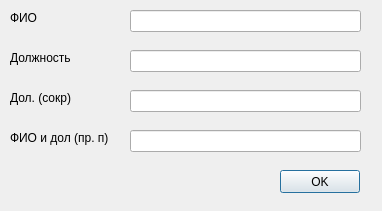
The window that dialogteacher.ui (JmpKey/gendop) describes before a commit, drawn with Qt 5.
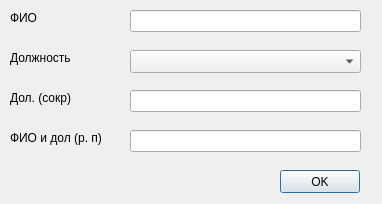
The same window after the commit.

The edit to the form file:
```diff
--- a/dialogteacher.ui
+++ b/dialogteacher.ui
@@ -7,7 +7,7 @@
     <x>0</x>
     <y>0</y>
     <width>382</width>
-    <height>211</height>
+    <height>204</height>
    </rect>
   </property>
   <property name="windowTitle">
@@ -49,16 +49,6 @@
     <string>Должность</string>
    </property>
   </widget>
-  <widget class="QLineEdit" name="le_dolzn">
-   <property name="geometry">
-    <rect>
-     <x>130</x>
-     <y>50</y>
-     <width>231</width>
-     <height>22</height>
-    </rect>
-   </property>
-  </widget>
   <widget class="QLineEdit" name="le_dolzn_min">
    <property name="geometry">
     <rect>
@@ -102,7 +92,7 @@
     </rect>
    </property>
    <property name="text">
-    <string>ФИО и дол (пр. п)</string>
+    <string>ФИО и дол (р. п)</string>
    </property>
   </widget>
   <widget class="QPushButton" name="pb_teacher">
@@ -118,6 +108,16 @@
     <string>OK</string>
    </property>
   </widget>
+  <widget class="QComboBox" name="cb_dolzn">
+   <property name="geometry">
+    <rect>
+     <x>130</x>
+     <y>50</y>
+     <width>231</width>
+     <height>23</height>
+    </rect>
+   </property>
+  </widget>
  </widget>
  <resources/>
  <connections/>
```
